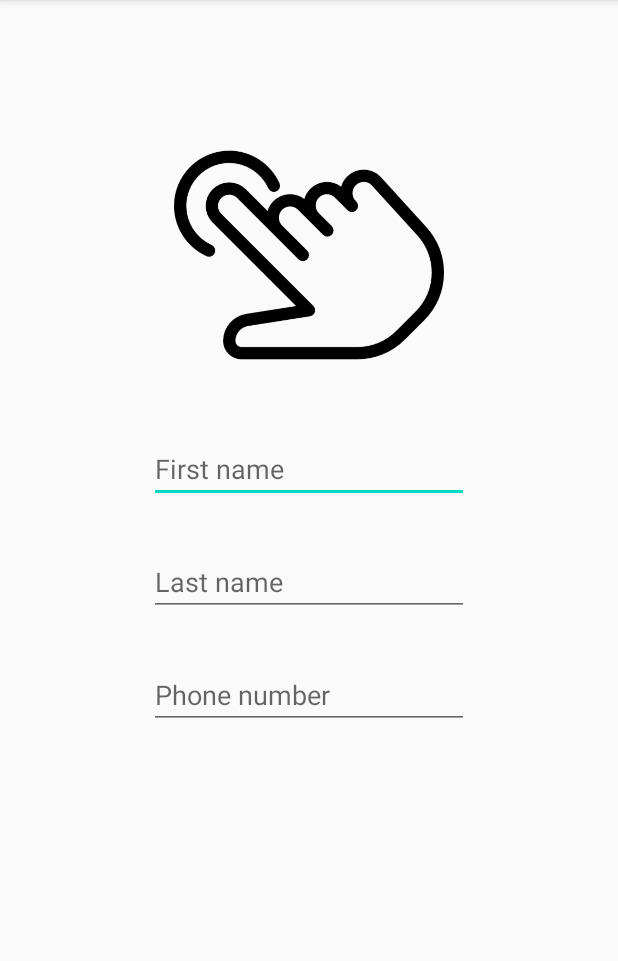
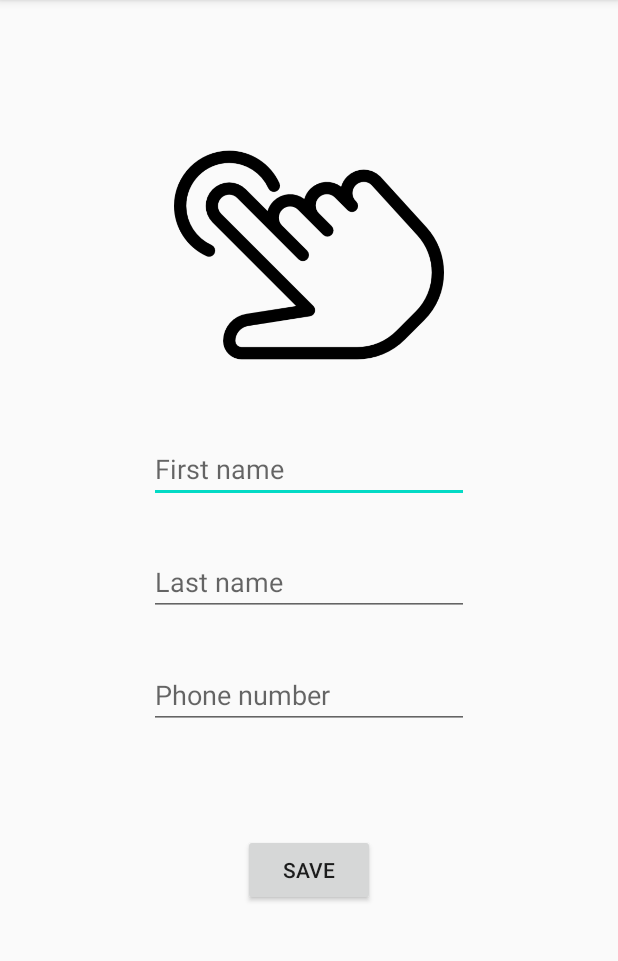
Before and after one commit to onurkybsi/AndroidSQLiteDemo, an Android app: the PersonDetail screen opened directly, with no data from a screen before it, on a phone screen of 412 x 824 dp, the part 84-1045 px from its top. Run offline under Robolectric (Android 15) with nearby library versions, the phone set to English and light mode, and no system bars.

Commit message:
PersonDetail activity constructed

```diff
--- a/app/src/main/AndroidManifest.xml
+++ b/app/src/main/AndroidManifest.xml
@@ -1,6 +1,8 @@
 <?xml version="1.0" encoding="utf-8"?>
 <manifest xmlns:android="http://schemas.android.com/apk/res/android"
     package="com.onurkayabasi.androidsqlitedemo">
+
+    <uses-permission android:name="android.permission.READ_EXTERNAL_STORAGE"></uses-permission>
 
     <application
         android:allowBackup="true"
--- a/app/src/main/res/layout/activity_person_detail.xml
+++ b/app/src/main/res/layout/activity_person_detail.xml
@@ -7,7 +7,7 @@
     tools:context=".PersonDetail">
 
     <ImageView
-        android:id="@+id/selectImage"
+        android:id="@+id/image"
         android:layout_width="180dp"
         android:layout_height="180dp"
         android:layout_marginTop="80dp"
@@ -27,7 +27,7 @@
         android:inputType="textPersonName"
         app:layout_constraintEnd_toEndOf="parent"
         app:layout_constraintStart_toStartOf="parent"
-        app:layout_constraintTop_toBottomOf="@+id/selectImage" />
+        app:layout_constraintTop_toBottomOf="@+id/image" />
 
     <EditText
         android:id="@+id/lastName"
@@ -55,4 +55,17 @@
         app:layout_constraintTop_toBottomOf="@+id/lastName"
         app:layout_constraintVertical_bias="0.0" />
 
+    <Button
+        android:id="@+id/saveButton"
+        android:layout_width="wrap_content"
+        android:layout_height="wrap_content"
+        android:onClick="savePerson"
+        android:text="Save"
+        app:layout_constraintBottom_toBottomOf="parent"
+        app:layout_constraintEnd_toEndOf="parent"
+        app:layout_constraintHorizontal_bias="0.5"
+        app:layout_constraintStart_toStartOf="parent"
+        app:layout_constraintTop_toBottomOf="@+id/phoneNumber"
+        app:layout_constraintVertical_bias="0.3" />
+
 </androidx.constraintlayout.widget.ConstraintLayout>
```
Also changed, not shown: app/src/main/java/com/onurkayabasi/androidsqlitedemo/PersonDetail.java (+107 -0 lines), 1 other file.
